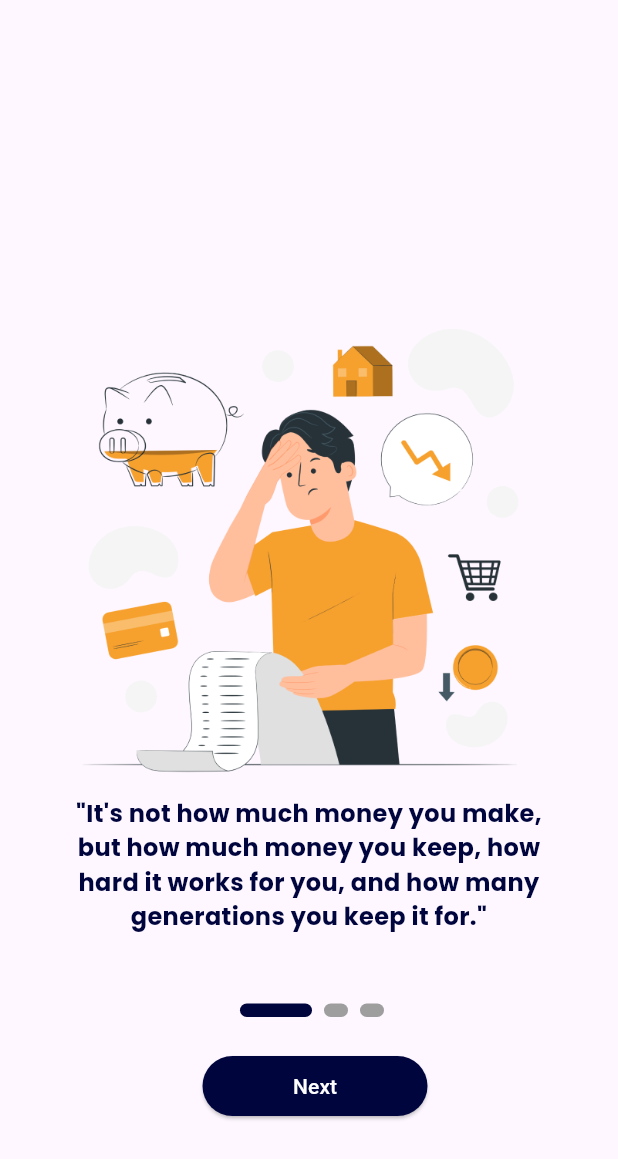
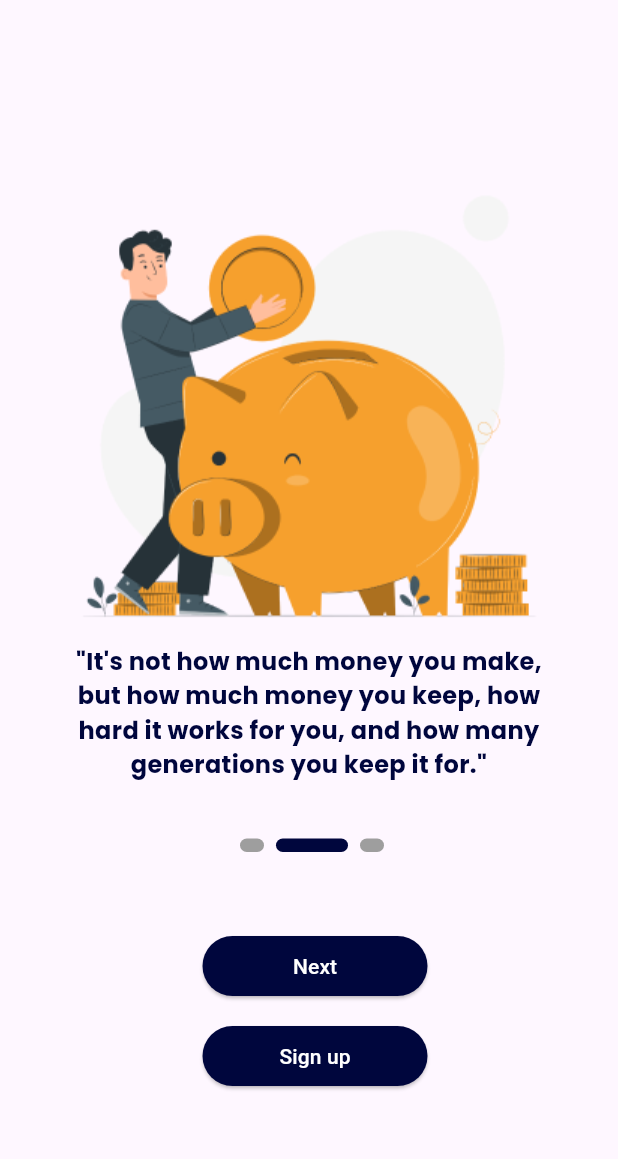
Before and after one commit to Yassin59189/SaveIt, a Flutter app: the screen it shows after launch, after a tap on "Next", on a phone screen of 412 x 824 dp. Shown: the top 1159 px of the screen. Run offline on Flutter 3.47's test engine with Material 3 defaults, Android fonts, the phone set to English and light mode, and no system bars; drawn by our look-alikes of smooth_page_indicator; our stand-ins replace get, get_storage, logger.

Commit message:
OnBoardingPages ( 4/20/2024 )

```diff
--- a/lib/features/authentication/controllers/onboarding/onboarding_controller.dart
+++ b/lib/features/authentication/controllers/onboarding/onboarding_controller.dart
@@ -5,13 +5,27 @@ class OnBoardingController extends GetxController {
   static OnBoardingController get instance => Get.find();
 
   final pageController = PageController();
-  final currentPageIndex = 0.obs;
+  Rx<int> currentPageIndex = 0.obs;
 
-  void updatePageIndicator(index) {}
+  // update index when page change
+  void updatePageIndicator(index) {
+    currentPageIndex.value = index;
+  }
 
+  // jump to specific selected dot page
+  void dotNavigationClick(index) {
+    currentPageIndex.value = index;
+    pageController.jumpToPage(index);
+  }
 
-  void dotNavigationClick(index) {}
-
-
-  void nextPage(index) {}
+  // update current index and  jump to the next page
+  void nextPage() {
+    if(currentPageIndex.value==2){
+      /* Get.to(LoginScreen()); */
+    }
+    else{
+      int page = currentPageIndex.value +1;
+      pageController.jumpToPage(page);
+    }
+  }
 }
--- a/lib/features/authentication/screens/onboarding.dart
+++ b/lib/features/authentication/screens/onboarding.dart
@@ -1,7 +1,6 @@
 import 'package:flutter/material.dart';
 import 'package:flutter/widgets.dart';
 import 'package:get/get.dart';
-import 'package:http/http.dart';
 import 'package:saveit/features/authentication/controllers/onboarding/onboarding_controller.dart';
 import 'package:saveit/features/authentication/screens/onboarding/widgets/onboarding_dot_navigation.dart';
 import 'package:saveit/features/authentication/screens/onboarding/widgets/onboarding_page.dart';
@@ -23,6 +22,8 @@ class OnBoardingScreen extends StatelessWidget {
         children:  [
           /// horizontal scroll
           PageView(
+            controller: controller.pageController,
+            onPageChanged: controller.updatePageIndicator,
             children: [
             OnBoardingPage(image: TImage.onBoardImage1, text: TText.onBoardText1),
             OnBoardingPage(image: TImage.onBoardImage2, text: TText.onBoardText2),
@@ -33,12 +34,22 @@ class OnBoardingScreen extends StatelessWidget {
           const OnBoardingDotNavigation(),
 
           /// buttons
+
+          // Next button
           Positioned(
-            bottom: TDeviceUtils.getBottomNavigationBarHeight()+20,
+            bottom: TDeviceUtils.getBottomNavigationBarHeight()+100,
             left: 135,
             width: 150,
-            child: ElevatedButton(onPressed: (){}, child: Text("Next", style: TextStyle(color: Colors.white),), style: ElevatedButton.styleFrom(backgroundColor: TColors.primary),),
-            )
+            child: ElevatedButton(onPressed: ()=>OnBoardingController.instance.nextPage(), child: Text("Next", style: TextStyle(color: Colors.white),), style: ElevatedButton.styleFrom(backgroundColor: TColors.primary),),
+            ),
+
+            //Sign Up button
+            Positioned(
+            bottom: TDeviceUtils.getBottomNavigationBarHeight()+40,
+            left: 135,
+            width: 150,
+            child: ElevatedButton(onPressed: (){}, child: Text("Sign up", style: TextStyle(color: Colors.white),), style: ElevatedButton.styleFrom(backgroundColor: TColors.primary),),
+            ),
         ],
       ),
     );
--- a/lib/features/authentication/screens/onboarding/widgets/onboarding_dot_navigation.dart
+++ b/lib/features/authentication/screens/onboarding/widgets/onboarding_dot_navigation.dart
@@ -1,4 +1,5 @@
 import 'package:flutter/material.dart';
+import 'package:saveit/features/authentication/controllers/onboarding/onboarding_controller.dart';
 import 'package:saveit/utils/constants/colors.dart';
 import 'package:saveit/utils/device/device_utility.dart';
 import 'package:smooth_page_indicator/smooth_page_indicator.dart';
@@ -10,10 +11,14 @@ class OnBoardingDotNavigation extends StatelessWidget {
 
   @override
   Widget build(BuildContext context) {
+    final controller = OnBoardingController.instance;
     return Positioned(
-      bottom: TDeviceUtils.getBottomNavigationBarHeight()+90,
+      bottom: TDeviceUtils.getBottomNavigationBarHeight()+200,
       left: 160,
-      child: SmoothPageIndicator(controller: PageController(), count: 3, effect: ExpandingDotsEffect(activeDotColor: TColors.primary, dotHeight: 9),)
+      child: SmoothPageIndicator(
+        controller: controller.pageController,
+        onDotClicked: controller.dotNavigationClick,
+         count: 3, effect: ExpandingDotsEffect(activeDotColor: TColors.primary, dotHeight: 9),)
       );
   }
 }
--- a/lib/features/authentication/screens/onboarding/widgets/onboarding_page.dart
+++ b/lib/features/authentication/screens/onboarding/widgets/onboarding_page.dart
@@ -16,8 +16,10 @@ class OnBoardingPage extends StatelessWidget {
   Widget build(BuildContext context) {
     return PageView(
       children: [
-        Column(
-          mainAxisAlignment: MainAxisAlignment.center,
+        Padding(
+          padding: const EdgeInsets.only(top: 100),
+          child: Column(
+
             children: [
               Image(
                 width: THelperFunctions.screenWidth() * 0.8,
@@ -27,8 +29,10 @@ class OnBoardingPage extends StatelessWidget {
                 Container(
                   width: THelperFunctions.screenWidth() * 0.8,
                   child: Text(text, style: TextStyle(fontFamily: 'Poppins', fontWeight: FontWeight.w700, fontSize: TSizes.fontMd, color: TColors.primary),textAlign: TextAlign.center,)
-                )
+                  ),
+
             ],
+          ),
         )
       ],
     );
```
Lines whose indentation alone changed are shown as unchanged.
